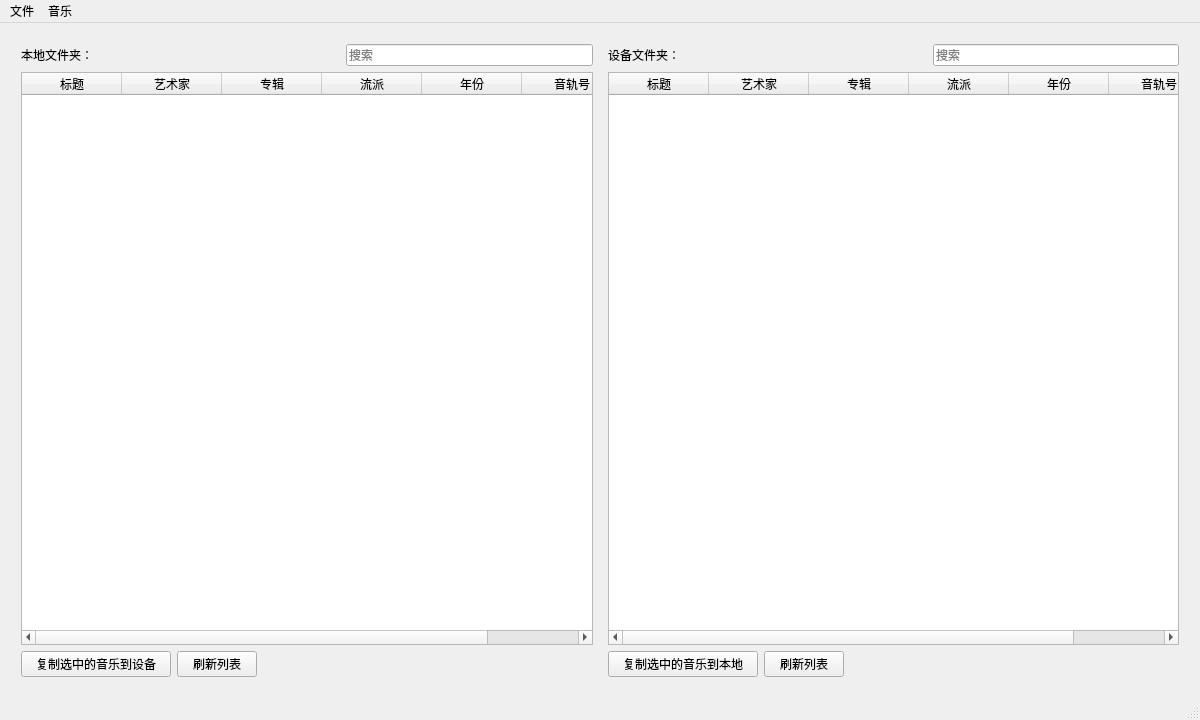
This is MusicSyncTool.ui in FunnyAWM/MusicSyncTool as Qt 5 draws it before an edit. The edited form follows.
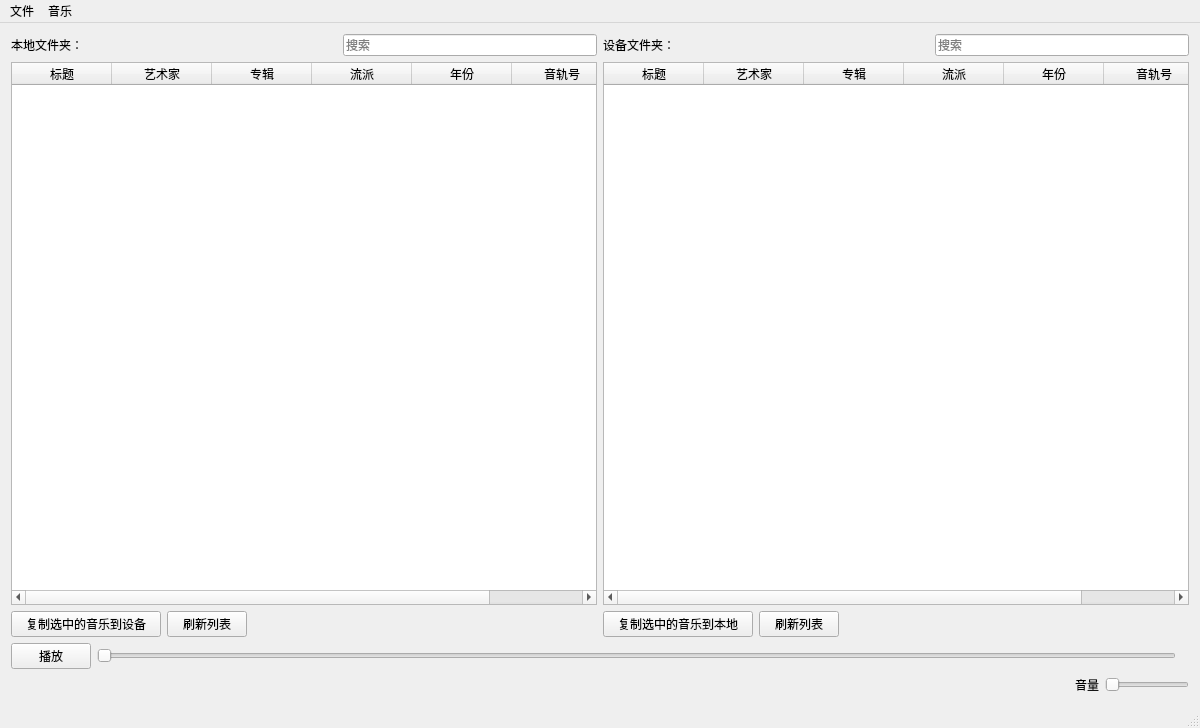
This is the edited form.

Commit message: Added music preview function.

What changed in the file:
```diff
--- a/MusicSyncTool.ui
+++ b/MusicSyncTool.ui
@@ -7,68 +7,14 @@
     <x>0</x>
     <y>0</y>
     <width>1200</width>
-    <height>720</height>
+    <height>728</height>
    </rect>
   </property>
   <property name="windowTitle">
    <string>音乐同步工具</string>
   </property>
   <widget class="QWidget" name="centralWidget">
-   <layout class="QGridLayout" name="gridLayout_2">
-    <item row="0" column="0">
      <layout class="QGridLayout" name="gridLayout">
-      <property name="leftMargin">
-       <number>10</number>
-      </property>
-      <property name="topMargin">
-       <number>10</number>
-      </property>
-      <property name="rightMargin">
-       <number>10</number>
-      </property>
-      <property name="bottomMargin">
-       <number>10</number>
-      </property>
-      <property name="horizontalSpacing">
-       <number>15</number>
-      </property>
-      <item row="6" column="0">
-       <layout class="QHBoxLayout" name="LocalControl">
-        <item>
-         <widget class="QPushButton" name="copyToRemote">
-          <property name="minimumSize">
-           <size>
-            <width>150</width>
-            <height>0</height>
-           </size>
-          </property>
-          <property name="text">
-           <string>复制选中的音乐到设备</string>
-          </property>
-         </widget>
-        </item>
-        <item>
-         <widget class="QPushButton" name="refreshLocal">
-          <property name="text">
-           <string>刷新列表</string>
-          </property>
-         </widget>
-        </item>
-        <item>
-         <spacer name="horizontalSpacer_3">
-          <property name="orientation">
-           <enum>Qt::Orientation::Horizontal</enum>
-          </property>
-          <property name="sizeHint" stdset="0">
-           <size>
-            <width>30</width>
-            <height>20</height>
-           </size>
-          </property>
-         </spacer>
-        </item>
-       </layout>
-      </item>
       <item row="0" column="0">
        <layout class="QHBoxLayout" name="localHead">
         <item>
@@ -106,41 +52,7 @@
         </item>
        </layout>
       </item>
-      <item row="5" column="2">
-       <widget class="QTableWidget" name="tableWidgetRemote">
-        <column>
-         <property name="text">
-          <string>标题</string>
-         </property>
-        </column>
-        <column>
-         <property name="text">
-          <string>艺术家</string>
-         </property>
-        </column>
-        <column>
-         <property name="text">
-          <string>专辑</string>
-         </property>
-        </column>
-        <column>
-         <property name="text">
-          <string>流派</string>
-         </property>
-        </column>
-        <column>
-         <property name="text">
-          <string>年份</string>
-         </property>
-        </column>
-        <column>
-         <property name="text">
-          <string>音轨号</string>
-         </property>
-        </column>
-       </widget>
-      </item>
-      <item row="0" column="2">
+    <item row="0" column="1">
        <layout class="QHBoxLayout" name="RemoteHead">
         <item>
          <widget class="QLabel" name="RemoteText">
@@ -174,7 +86,7 @@
         </item>
        </layout>
       </item>
-      <item row="5" column="0">
+    <item row="1" column="0">
        <widget class="QTableWidget" name="tableWidgetLocal">
         <property name="sortingEnabled">
          <bool>false</bool>
@@ -214,7 +126,81 @@
         </column>
        </widget>
       </item>
-      <item row="6" column="2">
+    <item row="1" column="1">
+     <widget class="QTableWidget" name="tableWidgetRemote">
+      <property name="editTriggers">
+       <set>QAbstractItemView::EditTrigger::NoEditTriggers</set>
+      </property>
+      <column>
+       <property name="text">
+        <string>标题</string>
+       </property>
+      </column>
+      <column>
+       <property name="text">
+        <string>艺术家</string>
+       </property>
+      </column>
+      <column>
+       <property name="text">
+        <string>专辑</string>
+       </property>
+      </column>
+      <column>
+       <property name="text">
+        <string>流派</string>
+       </property>
+      </column>
+      <column>
+       <property name="text">
+        <string>年份</string>
+       </property>
+      </column>
+      <column>
+       <property name="text">
+        <string>音轨号</string>
+       </property>
+      </column>
+     </widget>
+    </item>
+    <item row="2" column="0">
+     <layout class="QHBoxLayout" name="LocalControl">
+      <item>
+       <widget class="QPushButton" name="copyToRemote">
+        <property name="minimumSize">
+         <size>
+          <width>150</width>
+          <height>0</height>
+         </size>
+        </property>
+        <property name="text">
+         <string>复制选中的音乐到设备</string>
+        </property>
+       </widget>
+      </item>
+      <item>
+       <widget class="QPushButton" name="refreshLocal">
+        <property name="text">
+         <string>刷新列表</string>
+        </property>
+       </widget>
+      </item>
+      <item>
+       <spacer name="horizontalSpacer_3">
+        <property name="orientation">
+         <enum>Qt::Orientation::Horizontal</enum>
+        </property>
+        <property name="sizeHint" stdset="0">
+         <size>
+          <width>30</width>
+          <height>20</height>
+         </size>
+        </property>
+       </spacer>
+      </item>
+     </layout>
+    </item>
+    <item row="2" column="1">
        <layout class="QHBoxLayout" name="RemoteControl">
         <item>
          <widget class="QPushButton" name="copyToLocal">
@@ -251,6 +237,80 @@
         </item>
        </layout>
       </item>
+    <item row="3" column="0" colspan="2">
+     <layout class="QVBoxLayout" name="verticalLayout">
+      <item>
+       <layout class="QHBoxLayout" name="horizontalLayout">
+        <item>
+         <widget class="QPushButton" name="playControl">
+          <property name="text">
+           <string>播放</string>
+          </property>
+         </widget>
+        </item>
+        <item>
+         <widget class="QSlider" name="playSlider">
+          <property name="maximum">
+           <number>99</number>
+          </property>
+          <property name="orientation">
+           <enum>Qt::Orientation::Horizontal</enum>
+          </property>
+         </widget>
+        </item>
+        <item>
+         <widget class="QLabel" name="playProgress">
+          <property name="text">
+           <string/>
+          </property>
+         </widget>
+        </item>
+       </layout>
+      </item>
+      <item>
+       <layout class="QHBoxLayout" name="horizontalLayout_2">
+        <item>
+         <widget class="QLabel" name="nowPlaying">
+          <property name="text">
+           <string/>
+          </property>
+         </widget>
+        </item>
+        <item>
+         <spacer name="horizontalSpacer_5">
+          <property name="orientation">
+           <enum>Qt::Orientation::Horizontal</enum>
+          </property>
+          <property name="sizeHint" stdset="0">
+           <size>
+            <width>40</width>
+            <height>20</height>
+           </size>
+          </property>
+         </spacer>
+        </item>
+        <item>
+         <widget class="QLabel" name="volumeLabel">
+          <property name="text">
+           <string>音量</string>
+          </property>
+         </widget>
+        </item>
+        <item>
+         <widget class="QSlider" name="volumeSlider">
+          <property name="sizePolicy">
+           <sizepolicy hsizetype="Minimum" vsizetype="Fixed">
+            <horstretch>0</horstretch>
+            <verstretch>0</verstretch>
+           </sizepolicy>
+          </property>
+          <property name="orientation">
+           <enum>Qt::Orientation::Horizontal</enum>
+          </property>
+         </widget>
+        </item>
+       </layout>
+      </item>
      </layout>
     </item>
    </layout>
```
Left out of the diff: 5 changed lines with no effect on the pictures. Lines whose indentation alone changed are shown as unchanged. The commit also changes 5 other files.
